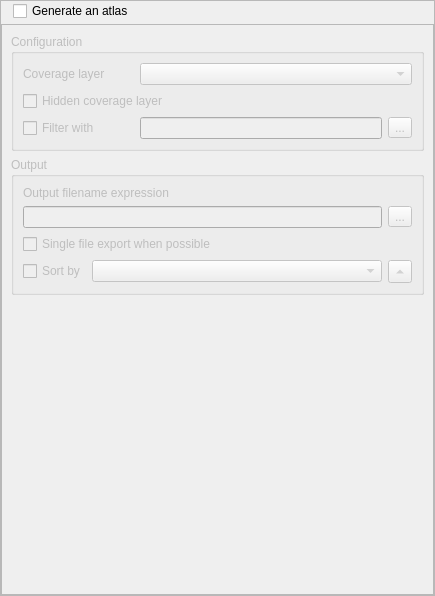
This is src/ui/qgsatlascompositionwidgetbase.ui in qgis/QGIS as Qt 5 draws it before an edit. The edited form follows.
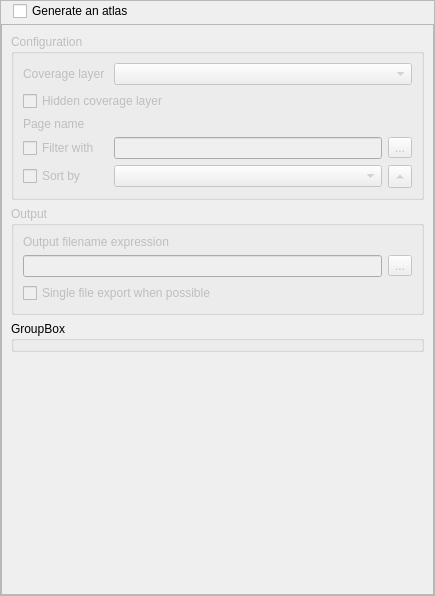
This is the edited form. Icons and pictures are not drawn. Custom widgets are drawn as their Qt base class.

Commit message:
[FEATURE][composer] Add page name option for atlas
Page name can be set to either a field or expression derived from
the coverage layer, and is shown in the new atlas page combobox.

What changed in the file:
```diff
--- a/src/ui/qgsatlascompositionwidgetbase.ui
+++ b/src/ui/qgsatlascompositionwidgetbase.ui
@@ -121,41 +121,31 @@
             <property name="collapsed" stdset="0">
              <bool>false</bool>
             </property>
-            <layout class="QGridLayout" name="gridLayout_2">
-             <item row="0" column="0">
-              <widget class="QLabel" name="mHorizontalAlignementLabel">
+            <layout class="QGridLayout" name="gridLayout_2" columnstretch="0,1,0">
+             <item row="4" column="2">
+              <widget class="QToolButton" name="mAtlasSortFeatureDirectionButton">
+               <property name="toolTip">
+                <string>Sort direction</string>
+               </property>
                <property name="text">
-                <string>Coverage layer </string>
+                <string>...</string>
+               </property>
+               <property name="arrowType">
+                <enum>Qt::UpArrow</enum>
                </property>
               </widget>
              </item>
-             <item row="2" column="0">
+             <item row="4" column="1">
+              <widget class="QgsFieldComboBox" name="mAtlasSortFeatureKeyComboBox"/>
+             </item>
+             <item row="3" column="0">
               <widget class="QCheckBox" name="mAtlasFeatureFilterCheckBox">
                <property name="text">
                 <string>Filter with</string>
                </property>
               </widget>
              </item>
-             <item row="0" column="1">
-              <spacer name="horizontalSpacer_3">
-               <property name="orientation">
-                <enum>Qt::Horizontal</enum>
-               </property>
-               <property name="sizeType">
-                <enum>QSizePolicy::Preferred</enum>
-               </property>
-               <property name="sizeHint" stdset="0">
-                <size>
-                 <width>20</width>
-                 <height>20</height>
-                </size>
-               </property>
-              </spacer>
-             </item>
-             <item row="2" column="2">
-              <widget class="QLineEdit" name="mAtlasFeatureFilterEdit"/>
-             </item>
-             <item row="2" column="3">
+             <item row="3" column="2">
               <widget class="QToolButton" name="mAtlasFeatureFilterButton">
                <property name="text">
                 <string>...</string>
@@ -166,14 +156,31 @@
                </property>
               </widget>
              </item>
-             <item row="1" column="0" colspan="4">
+             <item row="1" column="0" colspan="3">
               <widget class="QCheckBox" name="mAtlasHideCoverageCheckBox">
                <property name="text">
                 <string>Hidden coverage layer</string>
                </property>
               </widget>
              </item>
-             <item row="0" column="2" colspan="2">
+             <item row="0" column="0">
+              <widget class="QLabel" name="mHorizontalAlignementLabel">
+               <property name="text">
+                <string>Coverage layer </string>
+               </property>
+              </widget>
+             </item>
+             <item row="2" column="0">
+              <widget class="QLabel" name="label">
+               <property name="text">
+                <string>Page name</string>
+               </property>
+              </widget>
+             </item>
+             <item row="3" column="1">
+              <widget class="QLineEdit" name="mAtlasFeatureFilterEdit"/>
+             </item>
+             <item row="0" column="1" colspan="2">
               <widget class="QgsMapLayerComboBox" name="mAtlasCoverageLayerComboBox">
                <property name="sizePolicy">
                 <sizepolicy hsizetype="Expanding" vsizetype="Fixed">
@@ -183,6 +190,35 @@
                </property>
               </widget>
              </item>
+             <item row="2" column="1" colspan="2">
+              <widget class="QgsFieldExpressionWidget" name="mPageNameWidget" native="true">
+               <property name="sizePolicy">
+                <sizepolicy hsizetype="Expanding" vsizetype="Preferred">
+                 <horstretch>0</horstretch>
+                 <verstretch>0</verstretch>
+                </sizepolicy>
+               </property>
+               <property name="maximumSize">
+                <size>
+                 <width>16777215</width>
+                 <height>16777215</height>
+                </size>
+               </property>
+              </widget>
+             </item>
+             <item row="4" column="0">
+              <widget class="QCheckBox" name="mAtlasSortFeatureCheckBox">
+               <property name="sizePolicy">
+                <sizepolicy hsizetype="Maximum" vsizetype="Fixed">
+                 <horstretch>0</horstretch>
+                 <verstretch>0</verstretch>
+                </sizepolicy>
+               </property>
+               <property name="text">
+                <string>Sort by</string>
+               </property>
+              </widget>
+             </item>
             </layout>
            </widget>
           </item>
@@ -214,35 +250,6 @@
                </property>
               </widget>
              </item>
-             <item row="3" column="1">
-              <widget class="QgsFieldComboBox" name="mAtlasSortFeatureKeyComboBox"/>
-             </item>
-             <item row="3" column="0">
-              <widget class="QCheckBox" name="mAtlasSortFeatureCheckBox">
-               <property name="sizePolicy">
-                <sizepolicy hsizetype="Maximum" vsizetype="Fixed">
-                 <horstretch>0</horstretch>
-                 <verstretch>0</verstretch>
-                </sizepolicy>
-               </property>
-               <property name="text">
-                <string>Sort by</string>
-               </property>
-              </widget>
-             </item>
-             <item row="3" column="2">
-              <widget class="QToolButton" name="mAtlasSortFeatureDirectionButton">
-               <property name="toolTip">
-                <string>Sort direction</string>
-               </property>
-               <property name="text">
-                <string>...</string>
-               </property>
-               <property name="arrowType">
-                <enum>Qt::UpArrow</enum>
-               </property>
-              </widget>
-             </item>
              <item row="1" column="2">
               <widget class="QToolButton" name="mAtlasFilenameExpressionButton">
                <property name="text">
@@ -267,6 +274,13 @@
             </layout>
            </widget>
           </item>
+          <item>
+           <widget class="QGroupBox" name="groupBox">
+            <property name="title">
+             <string>GroupBox</string>
+            </property>
+           </widget>
+          </item>
           <item>
            <spacer name="verticalSpacer">
             <property name="orientation">
@@ -306,6 +320,11 @@
    <extends>QComboBox</extends>
    <header location="global">qgsfieldcombobox.h</header>
   </customwidget>
+  <customwidget>
+   <class>QgsFieldExpressionWidget</class>
+   <extends>QWidget</extends>
+   <header>qgsfieldexpressionwidget.h</header>
+  </customwidget>
  </customwidgets>
  <tabstops>
   <tabstop>mUseAtlasCheckBox</tabstop>
```
Left out of the diff: 3 changed lines with no effect on the pictures. The commit also changes 6 other files.
